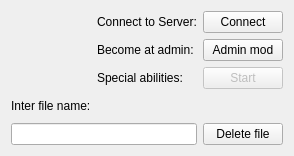
This is TCPNetworkAppC/Widget.ui in Jam2356/RemoteDeletion as Qt 5 draws it before an edit. The edited form follows.
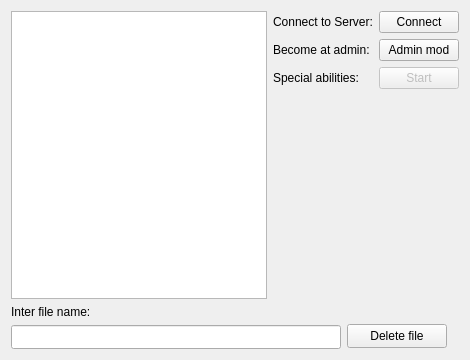
This is the edited form.

```diff
--- a/TCPNetworkAppC/Widget.ui
+++ b/TCPNetworkAppC/Widget.ui
@@ -6,86 +6,71 @@
    <rect>
     <x>0</x>
     <y>0</y>
-    <width>286</width>
-    <height>156</height>
+    <width>470</width>
+    <height>360</height>
    </rect>
   </property>
+  <property name="minimumSize">
+   <size>
+    <width>470</width>
+    <height>360</height>
+   </size>
+  </property>
+  <property name="maximumSize">
+   <size>
+    <width>470</width>
+    <height>470</height>
+   </size>
+  </property>
   <property name="windowTitle">
    <string>Widget</string>
   </property>
   <layout class="QGridLayout" name="gridLayout">
-   <item row="0" column="2">
+   <item row="0" column="0">
+    <layout class="QVBoxLayout" name="verticalLayout_3">
+     <item>
+      <layout class="QHBoxLayout" name="horizontalLayout_2">
+       <item>
+        <widget class="QTextBrowser" name="textBrowser"/>
+       </item>
+       <item>
+        <layout class="QFormLayout" name="formLayout_2">
+         <item row="0" column="0">
+          <widget class="QLabel" name="label">
+           <property name="text">
+            <string>Connect to Server:</string>
+           </property>
+          </widget>
+         </item>
+         <item row="0" column="1">
     <widget class="QPushButton" name="pushButton_connect">
      <property name="text">
       <string>Connect</string>
      </property>
     </widget>
    </item>
-   <item row="1" column="1">
+         <item row="1" column="0">
     <widget class="QLabel" name="label_3">
      <property name="text">
       <string>Become at admin:</string>
      </property>
     </widget>
    </item>
-   <item row="0" column="0">
-    <spacer name="horizontalSpacer">
-     <property name="orientation">
-      <enum>Qt::Horizontal</enum>
-     </property>
-     <property name="sizeHint" stdset="0">
-      <size>
-       <width>76</width>
-       <height>20</height>
-      </size>
-     </property>
-    </spacer>
-   </item>
-   <item row="3" column="1" colspan="2">
-    <spacer name="horizontalSpacer_2">
-     <property name="orientation">
-      <enum>Qt::Horizontal</enum>
-     </property>
-     <property name="sizeHint" stdset="0">
-      <size>
-       <width>141</width>
-       <height>18</height>
-      </size>
-     </property>
-    </spacer>
-   </item>
-   <item row="1" column="2">
+         <item row="1" column="1">
     <widget class="QPushButton" name="pushButton">
      <property name="text">
       <string>Admin mod</string>
      </property>
     </widget>
    </item>
-   <item row="3" column="0">
-    <widget class="QLabel" name="label_2">
+         <item row="2" column="0">
+          <widget class="QLabel" name="label_4">
      <property name="text">
-      <string>Inter file name:</string>
+            <string>Special abilities:</string>
      </property>
     </widget>
    </item>
-   <item row="4" column="0" colspan="2">
-    <widget class="QLineEdit" name="lineEdit"/>
-   </item>
-   <item row="0" column="1">
-    <widget class="QLabel" name="label">
-     <property name="text">
-      <string>Connect to Server:</string>
-     </property>
-    </widget>
-   </item>
-   <item row="4" column="2">
-    <widget class="QPushButton" name="pushButton_deleteFile">
-     <property name="text">
-      <string>Delete file</string>
-     </property>
-    </widget>
-   </item>
-   <item row="2" column="2">
+         <item row="2" column="1">
     <widget class="QPushButton" name="pushButton_2">
      <property name="enabled">
       <bool>false</bool>
@@ -95,12 +80,66 @@
      </property>
     </widget>
    </item>
-   <item row="2" column="1">
-    <widget class="QLabel" name="label_4">
+        </layout>
+       </item>
+      </layout>
+     </item>
+     <item>
+      <layout class="QHBoxLayout" name="horizontalLayout">
+       <item>
+        <layout class="QVBoxLayout" name="verticalLayout_2">
+         <item>
+          <widget class="QLabel" name="label_2">
      <property name="text">
-      <string>Special abilities:</string>
-     </property>
-    </widget>
+            <string>Inter file name:</string>
+           </property>
+          </widget>
+         </item>
+         <item>
+          <widget class="QLineEdit" name="lineEdit">
+           <property name="minimumSize">
+            <size>
+             <width>330</width>
+             <height>24</height>
+            </size>
+           </property>
+          </widget>
+         </item>
+        </layout>
+       </item>
+       <item>
+        <layout class="QVBoxLayout" name="verticalLayout">
+         <item>
+          <spacer name="horizontalSpacer_2">
+           <property name="orientation">
+            <enum>Qt::Horizontal</enum>
+           </property>
+           <property name="sizeHint" stdset="0">
+            <size>
+             <width>88</width>
+             <height>18</height>
+            </size>
+           </property>
+          </spacer>
+         </item>
+         <item>
+          <widget class="QPushButton" name="pushButton_deleteFile">
+           <property name="maximumSize">
+            <size>
+             <width>100</width>
+             <height>24</height>
+            </size>
+           </property>
+           <property name="text">
+            <string>Delete file</string>
+           </property>
+          </widget>
+         </item>
+        </layout>
+       </item>
+      </layout>
+     </item>
+    </layout>
    </item>
   </layout>
  </widget>
```
Lines whose indentation alone changed are shown as unchanged.
